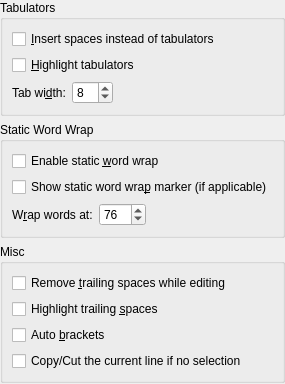
Above: part/dialogs/editconfigwidget.ui from KDE/kate before the change. Below: the same form after it.
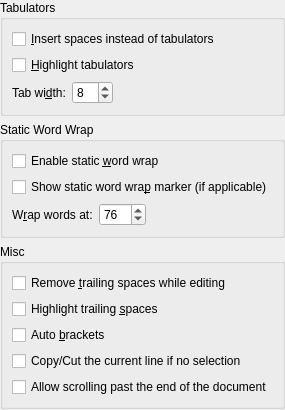
That is the form after the change. Custom widgets are drawn as their Qt base class.

Commit message:
Allow scrolling past the end of the document
BUG:209057

```diff
--- a/part/dialogs/editconfigwidget.ui
+++ b/part/dialogs/editconfigwidget.ui
@@ -193,6 +193,13 @@
         </property>
        </widget>
       </item>
+      <item>
+       <widget class="QCheckBox" name="chkScrollPastEnd">
+        <property name="text">
+         <string>Allow scrolling past the end of the document</string>
+        </property>
+       </widget>
+      </item>
      </layout>
     </widget>
    </item>
```
The commit also changes 4 other files.
